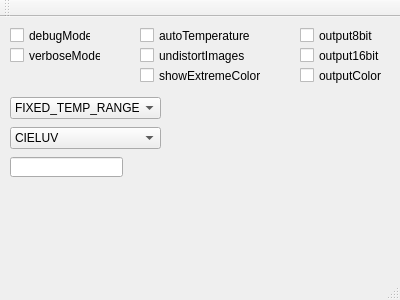
The window that qt/streamer/mainwindow_streamer.ui (steevo87/thermalvis) describes before a commit, drawn with Qt 5.
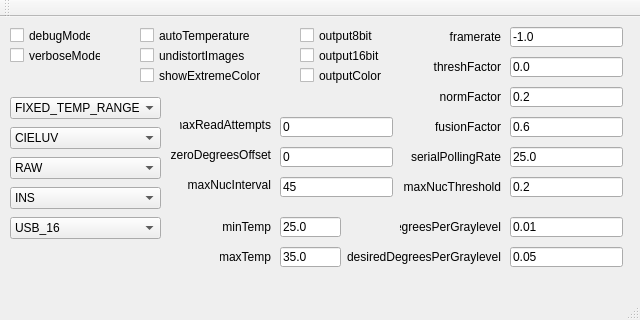
The same window after the commit.

Commit message:
Completed implementation of streamer GUI
Has all features from ROS now. Appearance and clarity could still be
improved.

```diff
--- a/qt/streamer/mainwindow_streamer.ui
+++ b/qt/streamer/mainwindow_streamer.ui
@@ -6,8 +6,8 @@
    <rect>
     <x>0</x>
     <y>0</y>
-    <width>400</width>
-    <height>300</height>
+    <width>640</width>
+    <height>320</height>
    </rect>
   </property>
   <property name="windowTitle">
@@ -238,11 +238,481 @@
    <widget class="QLineEdit" name="desiredDegreesPerGraylevel">
     <property name="geometry">
      <rect>
+      <x>510</x>
+      <y>230</y>
+      <width>113</width>
+      <height>20</height>
+     </rect>
+    </property>
+    <property name="text">
+     <string>0.05</string>
+    </property>
+   </widget>
+   <widget class="QComboBox" name="inputDatatype">
+    <property name="geometry">
+     <rect>
       <x>10</x>
       <y>140</y>
+      <width>151</width>
+      <height>22</height>
+     </rect>
+    </property>
+    <property name="currentText">
+     <string>RAW</string>
+    </property>
+    <property name="currentIndex">
+     <number>1</number>
+    </property>
+    <item>
+     <property name="text">
+      <string>8BIT</string>
+     </property>
+    </item>
+    <item>
+     <property name="text">
+      <string>RAW</string>
+     </property>
+    </item>
+    <item>
+     <property name="text">
+      <string>MULTIMODAL</string>
+     </property>
+    </item>
+    <item>
+     <property name="text">
+      <string>DEPTH</string>
+     </property>
+    </item>
+   </widget>
+   <widget class="QComboBox" name="detectorMode">
+    <property name="geometry">
+     <rect>
+      <x>10</x>
+      <y>170</y>
+      <width>151</width>
+      <height>22</height>
+     </rect>
+    </property>
+    <property name="currentText">
+     <string>INS</string>
+    </property>
+    <property name="currentIndex">
+     <number>2</number>
+    </property>
+    <item>
+     <property name="text">
+      <string>RAW</string>
+     </property>
+    </item>
+    <item>
+     <property name="text">
+      <string>LUM</string>
+     </property>
+    </item>
+    <item>
+     <property name="text">
+      <string>INS</string>
+     </property>
+    </item>
+    <item>
+     <property name="text">
+      <string>RAD</string>
+     </property>
+    </item>
+    <item>
+     <property name="text">
+      <string>TMP</string>
+     </property>
+    </item>
+   </widget>
+   <widget class="QComboBox" name="usbMode">
+    <property name="geometry">
+     <rect>
+      <x>10</x>
+      <y>200</y>
+      <width>151</width>
+      <height>22</height>
+     </rect>
+    </property>
+    <property name="currentText">
+     <string>USB_16</string>
+    </property>
+    <property name="currentIndex">
+     <number>0</number>
+    </property>
+    <item>
+     <property name="text">
+      <string>USB_16</string>
+     </property>
+    </item>
+    <item>
+     <property name="text">
+      <string>USB_8</string>
+     </property>
+    </item>
+   </widget>
+   <widget class="QLineEdit" name="maxReadAttempts">
+    <property name="geometry">
+     <rect>
+      <x>280</x>
+      <y>100</y>
       <width>113</width>
       <height>20</height>
      </rect>
+    </property>
+    <property name="text">
+     <string>0</string>
+    </property>
+   </widget>
+   <widget class="QLineEdit" name="maxNucInterval">
+    <property name="geometry">
+     <rect>
+      <x>280</x>
+      <y>160</y>
+      <width>113</width>
+      <height>20</height>
+     </rect>
+    </property>
+    <property name="text">
+     <string>45</string>
+    </property>
+   </widget>
+   <widget class="QLineEdit" name="zeroDegreesOffset">
+    <property name="geometry">
+     <rect>
+      <x>280</x>
+      <y>130</y>
+      <width>113</width>
+      <height>20</height>
+     </rect>
+    </property>
+    <property name="text">
+     <string>0</string>
+    </property>
+   </widget>
+   <widget class="QLineEdit" name="degreesPerGraylevel">
+    <property name="geometry">
+     <rect>
+      <x>510</x>
+      <y>200</y>
+      <width>113</width>
+      <height>20</height>
+     </rect>
+    </property>
+    <property name="text">
+     <string>0.01</string>
+    </property>
+   </widget>
+   <widget class="QLabel" name="maxReadAttempts_label">
+    <property name="geometry">
+     <rect>
+      <x>180</x>
+      <y>100</y>
+      <width>91</width>
+      <height>16</height>
+     </rect>
+    </property>
+    <property name="text">
+     <string>maxReadAttempts</string>
+    </property>
+    <property name="alignment">
+     <set>Qt::AlignRight|Qt::AlignTrailing|Qt::AlignVCenter</set>
+    </property>
+   </widget>
+   <widget class="QLabel" name="zeroDegreesOffset_label">
+    <property name="geometry">
+     <rect>
+      <x>170</x>
+      <y>130</y>
+      <width>101</width>
+      <height>16</height>
+     </rect>
+    </property>
+    <property name="text">
+     <string>zeroDegreesOffset</string>
+    </property>
+    <property name="alignment">
+     <set>Qt::AlignRight|Qt::AlignTrailing|Qt::AlignVCenter</set>
+    </property>
+   </widget>
+   <widget class="QLabel" name="maxNucInterval_label">
+    <property name="geometry">
+     <rect>
+      <x>170</x>
+      <y>160</y>
+      <width>101</width>
+      <height>16</height>
+     </rect>
+    </property>
+    <property name="text">
+     <string>maxNucInterval</string>
+    </property>
+    <property name="alignment">
+     <set>Qt::AlignRight|Qt::AlignTrailing|Qt::AlignVCenter</set>
+    </property>
+   </widget>
+   <widget class="QLabel" name="degreesPerGraylevel_label">
+    <property name="geometry">
+     <rect>
+      <x>400</x>
+      <y>200</y>
+      <width>101</width>
+      <height>20</height>
+     </rect>
+    </property>
+    <property name="text">
+     <string>degreesPerGraylevel</string>
+    </property>
+    <property name="alignment">
+     <set>Qt::AlignRight|Qt::AlignTrailing|Qt::AlignVCenter</set>
+    </property>
+   </widget>
+   <widget class="QLabel" name="desiredDegreesPerGraylevel_label">
+    <property name="geometry">
+     <rect>
+      <x>340</x>
+      <y>230</y>
+      <width>161</width>
+      <height>20</height>
+     </rect>
+    </property>
+    <property name="text">
+     <string>desiredDegreesPerGraylevel</string>
+    </property>
+    <property name="alignment">
+     <set>Qt::AlignRight|Qt::AlignTrailing|Qt::AlignVCenter</set>
+    </property>
+   </widget>
+   <widget class="QLineEdit" name="framerate">
+    <property name="geometry">
+     <rect>
+      <x>510</x>
+      <y>10</y>
+      <width>113</width>
+      <height>20</height>
+     </rect>
+    </property>
+    <property name="text">
+     <string>-1.0</string>
+    </property>
+   </widget>
+   <widget class="QLabel" name="framerate_label">
+    <property name="geometry">
+     <rect>
+      <x>400</x>
+      <y>10</y>
+      <width>101</width>
+      <height>20</height>
+     </rect>
+    </property>
+    <property name="text">
+     <string>framerate</string>
+    </property>
+    <property name="alignment">
+     <set>Qt::AlignRight|Qt::AlignTrailing|Qt::AlignVCenter</set>
+    </property>
+   </widget>
+   <widget class="QLineEdit" name="threshFactor">
+    <property name="geometry">
+     <rect>
+      <x>510</x>
+      <y>40</y>
+      <width>113</width>
+      <height>20</height>
+     </rect>
+    </property>
+    <property name="text">
+     <string>0.0</string>
+    </property>
+   </widget>
+   <widget class="QLabel" name="threshFactor_label">
+    <property name="geometry">
+     <rect>
+      <x>400</x>
+      <y>40</y>
+      <width>101</width>
+      <height>20</height>
+     </rect>
+    </property>
+    <property name="text">
+     <string>threshFactor</string>
+    </property>
+    <property name="alignment">
+     <set>Qt::AlignRight|Qt::AlignTrailing|Qt::AlignVCenter</set>
+    </property>
+   </widget>
+   <widget class="QLineEdit" name="normFactor">
+    <property name="geometry">
+     <rect>
+      <x>510</x>
+      <y>70</y>
+      <width>113</width>
+      <height>20</height>
+     </rect>
+    </property>
+    <property name="text">
+     <string>0.2</string>
+    </property>
+   </widget>
+   <widget class="QLabel" name="normFactor_label">
+    <property name="geometry">
+     <rect>
+      <x>400</x>
+      <y>70</y>
+      <width>101</width>
+      <height>20</height>
+     </rect>
+    </property>
+    <property name="text">
+     <string>normFactor</string>
+    </property>
+    <property name="alignment">
+     <set>Qt::AlignRight|Qt::AlignTrailing|Qt::AlignVCenter</set>
+    </property>
+   </widget>
+   <widget class="QLineEdit" name="fusionFactor">
+    <property name="geometry">
+     <rect>
+      <x>510</x>
+      <y>100</y>
+      <width>113</width>
+      <height>20</height>
+     </rect>
+    </property>
+    <property name="text">
+     <string>0.6</string>
+    </property>
+   </widget>
+   <widget class="QLabel" name="fusionFactor_label">
+    <property name="geometry">
+     <rect>
+      <x>400</x>
+      <y>100</y>
+      <width>101</width>
+      <height>20</height>
+     </rect>
+    </property>
+    <property name="text">
+     <string>fusionFactor</string>
+    </property>
+    <property name="alignment">
+     <set>Qt::AlignRight|Qt::AlignTrailing|Qt::AlignVCenter</set>
+    </property>
+   </widget>
+   <widget class="QLineEdit" name="serialPollingRate">
+    <property name="geometry">
+     <rect>
+      <x>510</x>
+      <y>130</y>
+      <width>113</width>
+      <height>20</height>
+     </rect>
+    </property>
+    <property name="text">
+     <string>25.0</string>
+    </property>
+   </widget>
+   <widget class="QLabel" name="serialPollingRate_label">
+    <property name="geometry">
+     <rect>
+      <x>400</x>
+      <y>130</y>
+      <width>101</width>
+      <height>20</height>
+     </rect>
+    </property>
+    <property name="text">
+     <string>serialPollingRate</string>
+    </property>
+    <property name="alignment">
+     <set>Qt::AlignRight|Qt::AlignTrailing|Qt::AlignVCenter</set>
+    </property>
+   </widget>
+   <widget class="QLineEdit" name="maxNucThreshold">
+    <property name="geometry">
+     <rect>
+      <x>510</x>
+      <y>160</y>
+      <width>113</width>
+      <height>20</height>
+     </rect>
+    </property>
+    <property name="text">
+     <string>0.2</string>
+    </property>
+   </widget>
+   <widget class="QLabel" name="maxNucThreshold_label">
+    <property name="geometry">
+     <rect>
+      <x>400</x>
+      <y>160</y>
+      <width>101</width>
+      <height>20</height>
+     </rect>
+    </property>
+    <property name="text">
+     <string>maxNucThreshold</string>
+    </property>
+    <property name="alignment">
+     <set>Qt::AlignRight|Qt::AlignTrailing|Qt::AlignVCenter</set>
+    </property>
+   </widget>
+   <widget class="QLineEdit" name="minTemp">
+    <property name="geometry">
+     <rect>
+      <x>280</x>
+      <y>200</y>
+      <width>61</width>
+      <height>20</height>
+     </rect>
+    </property>
+    <property name="text">
+     <string>25.0</string>
+    </property>
+   </widget>
+   <widget class="QLabel" name="minTemp_label">
+    <property name="geometry">
+     <rect>
+      <x>220</x>
+      <y>200</y>
+      <width>51</width>
+      <height>20</height>
+     </rect>
+    </property>
+    <property name="text">
+     <string>minTemp</string>
+    </property>
+    <property name="alignment">
+     <set>Qt::AlignRight|Qt::AlignTrailing|Qt::AlignVCenter</set>
+    </property>
+   </widget>
+   <widget class="QLineEdit" name="maxTemp">
+    <property name="geometry">
+     <rect>
+      <x>280</x>
+      <y>230</y>
+      <width>61</width>
+      <height>20</height>
+     </rect>
+    </property>
+    <property name="text">
+     <string>35.0</string>
+    </property>
+   </widget>
+   <widget class="QLabel" name="maxTemp_label">
+    <property name="geometry">
+     <rect>
+      <x>220</x>
+      <y>230</y>
+      <width>51</width>
+      <height>20</height>
+     </rect>
+    </property>
+    <property name="text">
+     <string>maxTemp</string>
+    </property>
+    <property name="alignment">
+     <set>Qt::AlignRight|Qt::AlignTrailing|Qt::AlignVCenter</set>
     </property>
    </widget>
   </widget>
```
Left out of the diff: 2 changed lines with no effect on the pictures. The commit also changes 4 other files.
